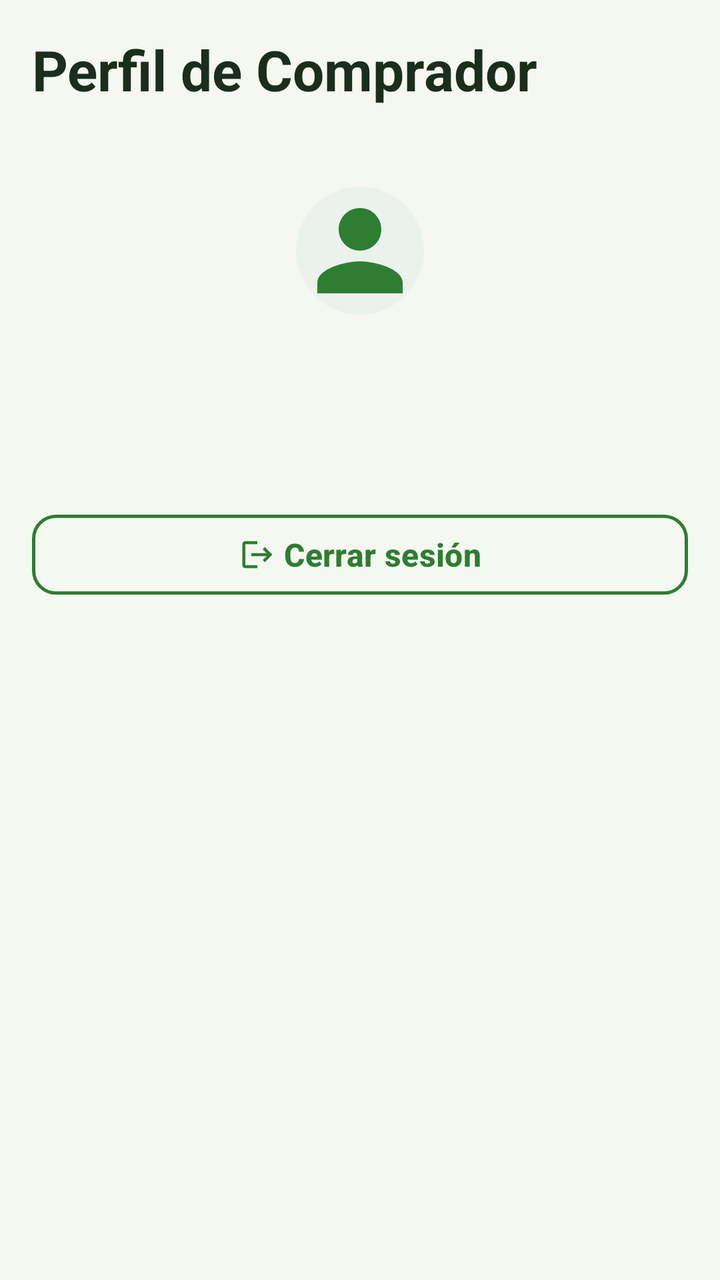
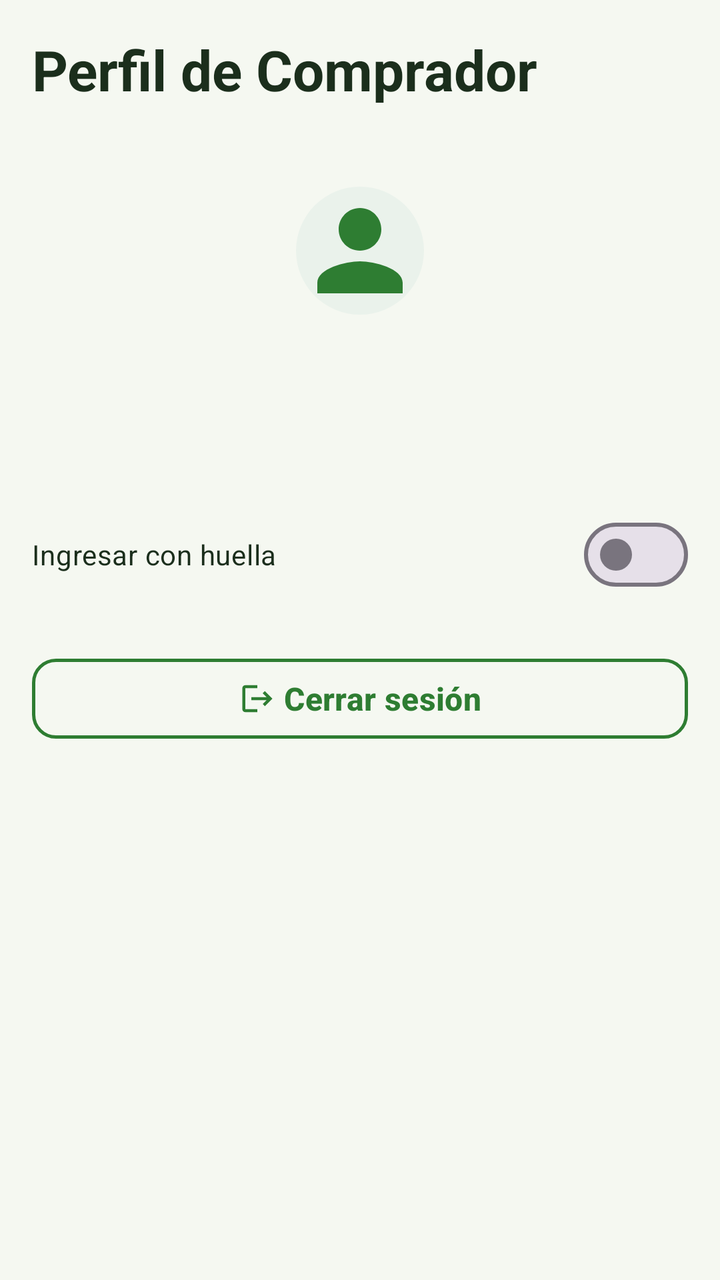

The first picture is an Android layout as it rendered before a commit; the second is the same layout after the commit. The layout source and the unified diff follow.
<!-- AndroidManifest.xml: application theme Theme.CosechaLocal -->
<!-- res/layout/fragment_profile.xml -->
<?xml version="1.0" encoding="utf-8"?>
<LinearLayout xmlns:android="http://schemas.android.com/apk/res/android"
    xmlns:app="http://schemas.android.com/apk/res-auto"
    android:layout_width="match_parent"
    android:layout_height="match_parent"
    android:background="@color/bg_light"
    android:orientation="vertical"
    android:padding="@dimen/spacing_medium">

    <TextView
        android:id="@+id/tvProfileTitle"
        android:layout_width="match_parent"
        android:layout_height="wrap_content"
        android:text="@string/profile_title"
        android:textColor="@color/text_primary"
        android:textSize="@dimen/text_size_header"
        android:textStyle="bold" />

    <LinearLayout
        android:layout_width="match_parent"
        android:layout_height="wrap_content"
        android:layout_marginTop="@dimen/spacing_large"
        android:gravity="center_horizontal"
        android:orientation="vertical">

        <com.google.android.material.imageview.ShapeableImageView
            android:id="@+id/ivAvatar"
            android:layout_width="@dimen/profile_avatar_size"
            android:layout_height="@dimen/profile_avatar_size"
            android:background="@drawable/bg_product_image"
            android:contentDescription="@string/cd_user_avatar"
            android:padding="@dimen/spacing_medium"
            android:src="@drawable/ic_person"
            app:shapeAppearanceOverlay="@style/ShapeAppearance.Material3.Corner.Full"
            app:tint="@color/primary_green" />

        <TextView
            android:id="@+id/tvUserName"
            android:layout_width="wrap_content"
            android:layout_height="wrap_content"
            android:layout_marginTop="@dimen/spacing_small"
            android:textColor="@color/text_primary"
            android:textSize="@dimen/text_size_title"
            android:textStyle="bold" />

        <TextView
            android:id="@+id/tvUserEmail"
            android:layout_width="wrap_content"
            android:layout_height="wrap_content"
            android:layout_marginTop="2dp"
            android:textColor="@color/text_secondary"
            android:textSize="@dimen/text_size_body" />
    </LinearLayout>

    <com.google.android.material.button.MaterialButton
        android:id="@+id/btnLogout"
        style="@style/Widget.CosechaLocal.Button.Secondary"
        android:layout_width="match_parent"
        android:layout_height="wrap_content"
        android:layout_marginTop="@dimen/spacing_large"
        android:text="@string/btn_logout"
        app:icon="@drawable/ic_logout"
        app:iconGravity="textStart" />
</LinearLayout>
<!-- resources referenced by this layout -->
<resources>
  <color name="bg_light">#F5F8F1</color>
  <color name="primary_green">#2E7D32</color>
  <color name="text_primary">#1B2E1C</color>
  <color name="text_secondary">#556B58</color>
  <dimen name="profile_avatar_size">96dp</dimen>
  <dimen name="spacing_large">24dp</dimen>
  <dimen name="spacing_medium">16dp</dimen>
  <dimen name="spacing_small">8dp</dimen>
  <dimen name="text_size_body">14sp</dimen>
  <dimen name="text_size_header">28sp</dimen>
  <dimen name="text_size_title">20sp</dimen>
  <!-- drawable bg_product_image (drawable) -->
  <?xml version="1.0" encoding="utf-8"?>
  <shape xmlns:android="http://schemas.android.com/apk/res/android"
      android:shape="rectangle">
      <solid android:color="@color/image_placeholder_bg" />
      <corners android:radius="@dimen/corner_radius_small" />
  </shape>
  <!-- drawable ic_logout (drawable) -->
  <vector xmlns:android="http://schemas.android.com/apk/res/android"
      android:width="24dp"
      android:height="24dp"
      android:viewportWidth="24"
      android:viewportHeight="24">
      <path
          android:fillColor="@color/primary_green"
          android:pathData="M17,7l-1.41,1.41L18.17,11H8v2h10.17l-2.58,2.58L17,17l5,-5zM4,5h8V3H4c-1.1,0 -2,0.9 -2,2v14c0,1.1 0.9,2 2,2h8v-2H4V5z" />
  </vector>
  <!-- drawable ic_person (drawable) -->
  <vector xmlns:android="http://schemas.android.com/apk/res/android"
      android:width="24dp"
      android:height="24dp"
      android:viewportWidth="24"
      android:viewportHeight="24">
      <path
          android:fillColor="@color/primary_green"
          android:pathData="M12,12c2.21,0 4,-1.79 4,-4s-1.79,-4 -4,-4 -4,1.79 -4,4 1.79,4 4,4zm0,2c-2.67,0 -8,1.34 -8,4v2h16v-2c0,-2.66 -5.33,-4 -8,-4z" />
  </vector>
  <string name="btn_logout">Cerrar sesión</string>
  <string name="cd_user_avatar">Foto de perfil del usuario</string>
  <string name="profile_title">Perfil de Comprador</string>
  <style name="Widget.CosechaLocal.Button.Secondary" parent="Widget.Material3.Button.OutlinedButton">
          <item name="strokeColor">@color/primary_green</item>
          <item name="strokeWidth">1.5dp</item>
          <item name="android:textColor">@color/primary_green</item>
          <item name="android:minHeight">@dimen/button_min_height</item>
          <item name="cornerRadius">@dimen/corner_radius_button</item>
          <item name="android:textStyle">bold</item>
          <item name="android:textSize">@dimen/text_size_subtitle</item>
          <item name="iconTint">@color/primary_green</item>
      </style>
  <style name="Theme.CosechaLocal" parent="Base.Theme.CosechaLocal" />
  <color name="image_placeholder_bg">#EAF2EB</color>
  <dimen name="corner_radius_small">8dp</dimen>
  <dimen name="button_min_height">48dp</dimen>
  <dimen name="corner_radius_button">12dp</dimen>
  <dimen name="text_size_subtitle">16sp</dimen>
  <color name="white">#FFFFFF</color>
  <color name="dark_green">#1B4D2B</color>
  <color name="amber_accent">#F9A825</color>
  <color name="black">#000000</color>
  <color name="chip_selected_bg">#E8F5E9</color>
  <color name="error_red">#C62828</color>
  <!-- unchanged entries left out for length: 1 -->
</resources>

<!-- the commit's change to res/layout/fragment_profile.xml (unified diff, before → after) -->
@@ -52,6 +52,14 @@
             android:textSize="@dimen/text_size_body" />
     </LinearLayout>
 
+    <com.google.android.material.materialswitch.MaterialSwitch
+        android:id="@+id/switchBiometric"
+        android:layout_width="match_parent"
+        android:layout_height="wrap_content"
+        android:layout_marginTop="@dimen/spacing_large"
+        android:text="@string/biometric_switch"
+        android:textColor="@color/text_primary" />
+
     <com.google.android.material.button.MaterialButton
         android:id="@+id/btnLogout"
         style="@style/Widget.CosechaLocal.Button.Secondary"
<!-- resource entries referenced after the edit -->
@@ -38,6 +38,7 @@
           android:fillColor="@color/primary_green"
           android:pathData="M12,12c2.21,0 4,-1.79 4,-4s-1.79,-4 -4,-4 -4,1.79 -4,4 1.79,4 4,4zm0,2c-2.67,0 -8,1.34 -8,4v2h16v-2c0,-2.66 -5.33,-4 -8,-4z" />
   </vector>
+  <string name="biometric_switch">Ingresar con huella</string>
   <string name="btn_logout">Cerrar sesión</string>
   <string name="cd_user_avatar">Foto de perfil del usuario</string>
   <string name="profile_title">Perfil de Comprador</string>
